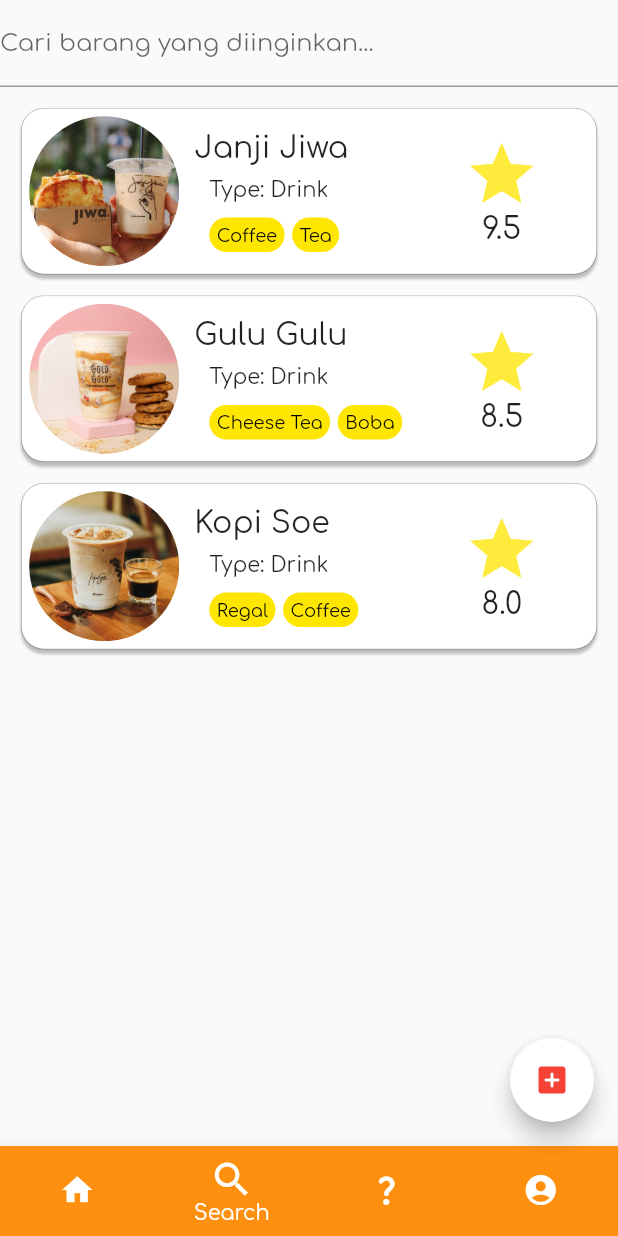
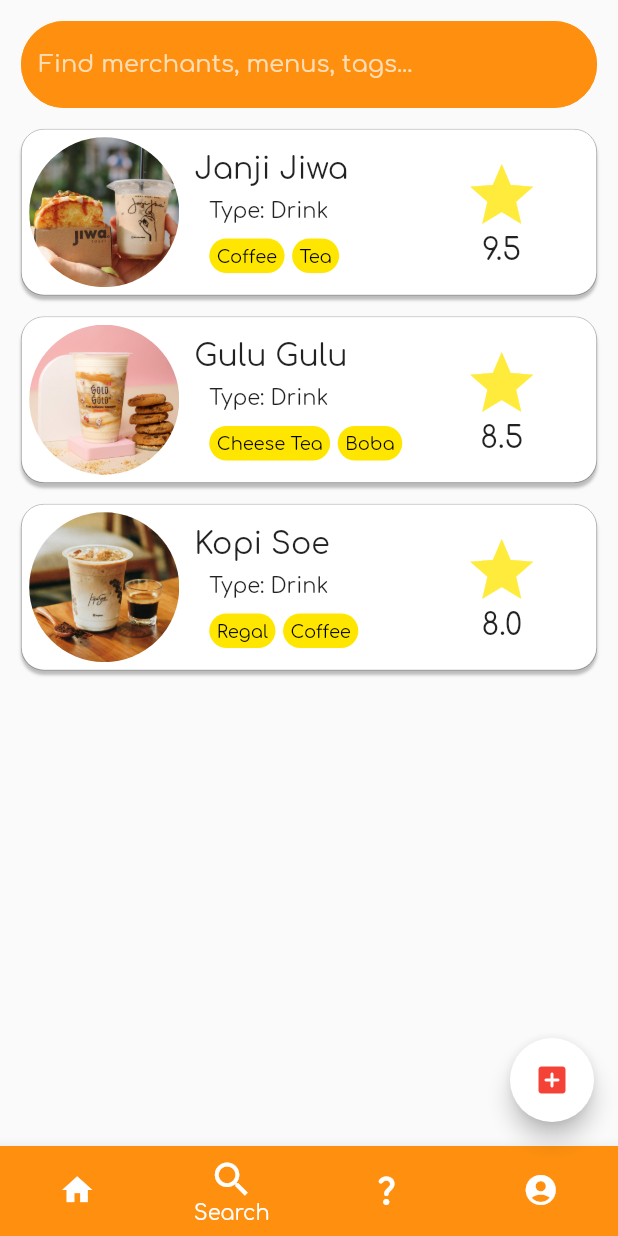
Before and after one commit to DhaniAM/Flutter_Locality_App, a Flutter app: the screen it shows after launch, item 2 of the bottom bar chosen, on a phone screen of 412 x 824 dp. Run offline on Flutter 3.47's test engine with Material 2 defaults, Android fonts, the phone set to English and light mode, and no system bars; our stand-ins replace get.

Commit message:
added styling to search field in search screen

```diff
--- a/lib/screen/search_screen.dart
+++ b/lib/screen/search_screen.dart
@@ -9,11 +9,35 @@
   Widget build(BuildContext context) {
     return ListView(
       children: [
-        Container(
-          decoration: const BoxDecoration(),
-          child: const TextField(
+        const Padding(
+          padding: EdgeInsets.only(top: 14, left: 14, right: 14),
+          child: TextField(
+            style: TextStyle(
+              color: Colors.white,
+            ),
             decoration: InputDecoration(
-              labelText: "Cari barang yang diinginkan...",
+              hintStyle: TextStyle(
+                color: Color.fromRGBO(255, 255, 255, 0.7),
+              ),
+              hintText: "Find merchants, menus, tags...",
+              filled: true,
+              fillColor: Color.fromRGBO(255, 144, 15, 1),
+              enabledBorder: OutlineInputBorder(
+                borderSide: BorderSide(
+                  color: Color.fromRGBO(255, 144, 15, 1),
+                ),
+                borderRadius: BorderRadius.all(
+                  Radius.circular(30),
+                ),
+              ),
+              focusedBorder: OutlineInputBorder(
+                borderSide: BorderSide(
+                  color: Color.fromARGB(255, 255, 72, 0),
+                ),
+                borderRadius: BorderRadius.all(
+                  Radius.circular(30),
+                ),
+              ),
             ),
           ),
         ),
```
